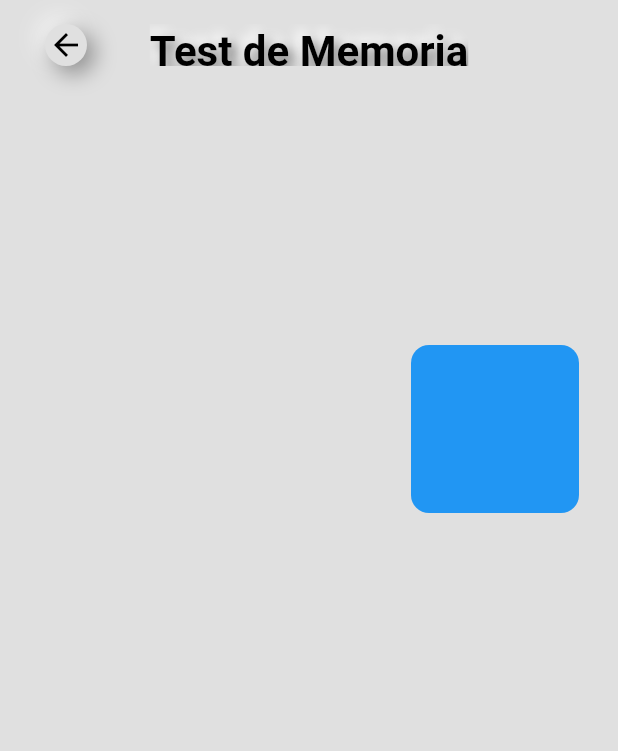
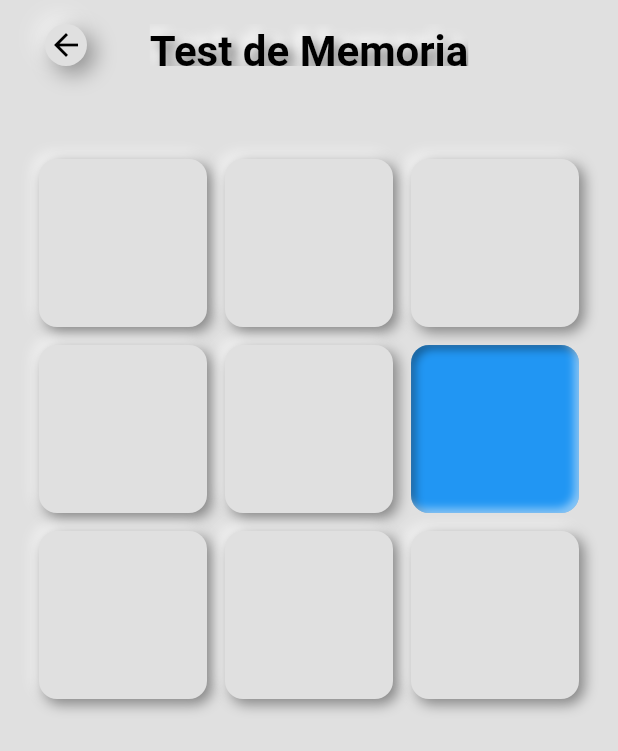
Before and after one commit to jojoji54/Cognitify, a Flutter app: the SpatialMemoryGame screen opened directly, after a tap on "Comenzar", on a phone screen of 412 x 824 dp. Shown: the top 751 px of the screen. Run offline on Flutter 3.47's test engine with Material 3 defaults, Android fonts, the phone set to English and light mode, and no system bars; our stand-ins replace dashed_circular_progress_bar, fl_chart, flutter_dotenv, flutter_neumorphic_plus, font_awesome_flutter, hive and 4 more; missing offline and left inert: flutter_animator, flutter_radar_chart; accounts and stored records are empty.

Commit message:
añadiendo el juego de memoria epsacial 2

```diff
--- a/lib/screens/test_execution/memory/games/SpatialMemory/spatial_memory_game.dart
+++ b/lib/screens/test_execution/memory/games/SpatialMemory/spatial_memory_game.dart
@@ -26,11 +26,13 @@ class _SpatialMemoryGameState extends State<SpatialMemoryGame> {
   DateTime? startTime;
   int sessionNumber = 1;
   String userId = "R1003P";
+  bool? showSpaces;
 
   @override
   void initState() {
     super.initState();
     loadDifficulty();
+    showSpaces=false;
   }
 
   Future<void> saveDifficulty(int size) async {
@@ -50,7 +52,9 @@ class _SpatialMemoryGameState extends State<SpatialMemoryGame> {
     final random = Random();
     final available = List.generate(totalTiles, (index) => index);
 
-    tiles = List.generate(totalTiles, (i) => {
+    tiles = List.generate(
+        totalTiles,
+        (i) => {
               "index": i,
               "isShown": false,
               "color": Colors.grey,
@@ -73,6 +77,7 @@ class _SpatialMemoryGameState extends State<SpatialMemoryGame> {
   }
 
   Future<void> showSequence() async {
+    showSpaces=true;
     for (int i = 0; i < targetSequence.length; i++) {
       int index = targetSequence[i];
 
@@ -82,9 +87,11 @@ class _SpatialMemoryGameState extends State<SpatialMemoryGame> {
 
       await Future.delayed(const Duration(milliseconds: 600));
 
+      if (mounted) {
         setState(() {
           tiles[index]["isShown"] = false;
         });
+      }
 
       await Future.delayed(const Duration(milliseconds: 200));
     }
@@ -138,7 +145,8 @@ class _SpatialMemoryGameState extends State<SpatialMemoryGame> {
       "answer": errors == 0 ? 1 : -1,
     };
 
-    Constant.saveTestResult("Memoria Espacial", score, duration, rawData, gridSize);
+    Constant.saveTestResult(
+        "Memoria Espacial", score, duration, rawData, gridSize);
     TestResult.saveGlobalStats(score, gridSize, errors, duration);
 
     ScaffoldMessenger.of(context).showSnackBar(
@@ -190,20 +198,26 @@ class _SpatialMemoryGameState extends State<SpatialMemoryGame> {
                 crossAxisCount: gridSize,
                 children: List.generate(tiles.length, (index) {
                   final tile = tiles[index];
-                  return GestureDetector(
-                    onTap: () => handleTileTap(index),
-                    child: AnimatedContainer(
-                      duration: const Duration(milliseconds: 300),
-                      margin: const EdgeInsets.all(6),
-                      decoration: BoxDecoration(
-                        color: tile["isShown"] ? Colors.blue : Colors.grey[300],
-                        borderRadius: BorderRadius.circular(12),
+                  final isShown = tile["isShown"] == true;
+
+                  return Padding(
+                    padding: const EdgeInsets.all(6.0),
+                    child: NeumorphicButton(
+                      onPressed: () => handleTileTap(index),
+                      style: NeumorphicStyle(
+                        depth: isShown ? -6 : 6,
+                        disableDepth: isDisplayingSequence ? false : true,
+                        intensity: 0.8,
+                        boxShape: NeumorphicBoxShape.roundRect(
+                            BorderRadius.circular(12)),
+                        color: isShown ? Colors.blue : null,
                       ),
+                      child: const SizedBox.expand(),
                     ),
                   );
                 }),
               ),
-            ),
+            )
           ],
         ),
       ),
```
Lines whose indentation alone changed are shown as unchanged.
